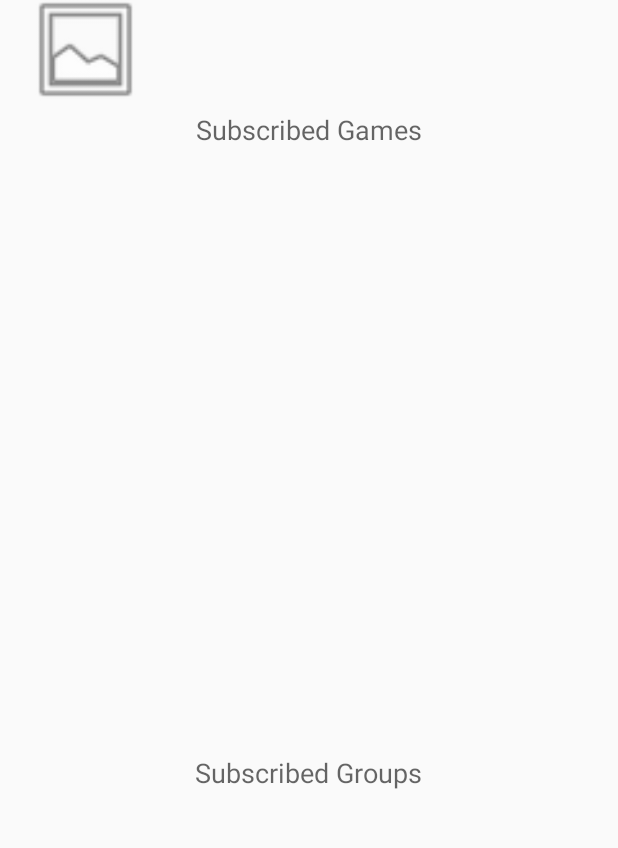
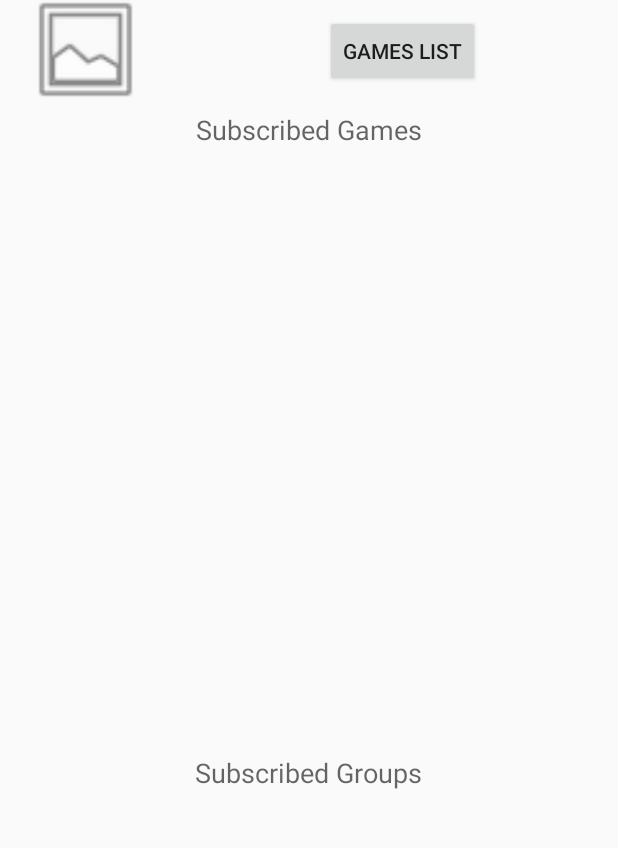
Before and after one commit to ertait/gamerhub, an Android app: the UserAreaActivity screen opened directly, with no data from a screen before it, on a phone screen of 412 x 824 dp, the part 157-1005 px from its top. Run offline under Robolectric (Android 15) with nearby library versions, the phone set to English and light mode, and no system bars; network calls fail; pictures from the network do not load.

Commit message:
adds in game list functionality

```diff
--- a/Bazaar/app/src/main/java/edu/uvm/bazaar/EmptyGameProfile.java
+++ b/Bazaar/app/src/main/java/edu/uvm/bazaar/EmptyGameProfile.java
@@ -4,6 +4,8 @@ import android.support.v7.app.AppCompatActivity;
 import android.os.Bundle;
 import android.view.ViewGroup;
 import android.widget.TextView;
+
+import edu.uvm.loginregister.R;
 
 public class EmptyGameProfile extends AppCompatActivity {
 
--- a/Bazaar/app/src/main/java/edu/uvm/bazaar/Games.java
+++ b/Bazaar/app/src/main/java/edu/uvm/bazaar/Games.java
@@ -12,6 +12,8 @@ import android.widget.GridView;
 import android.widget.ImageView;
 import android.widget.Toast;
 
+import edu.uvm.loginregister.R;
+
 public class Games extends AppCompatActivity {
 
     @Override
@@ -19,7 +21,7 @@ public class Games extends AppCompatActivity {
         super.onCreate(savedInstanceState);
         setContentView(R.layout.activity_games);
 
-        GridView gridview = (GridView) findViewById(R.id.gridview);
+        GridView gridview = (GridView) findViewById(R.id.gameview);
         gridview.setAdapter(new ImageAdapter(this));
 
         gridview.setOnItemClickListener(new AdapterView.OnItemClickListener() {
--- a/Bazaar/app/src/main/java/edu/uvm/bazaar/ImageAdapter.java
+++ b/Bazaar/app/src/main/java/edu/uvm/bazaar/ImageAdapter.java
@@ -8,6 +8,8 @@ import android.view.ViewGroup;
 import android.widget.BaseAdapter;
 import android.widget.GridView;
 import android.widget.ImageView;
+
+import edu.uvm.loginregister.R;
 
 public class ImageAdapter extends BaseAdapter {
     private Context mContext;
--- a/Bazaar/app/src/main/java/edu/uvm/loginregister/LoginActivity.java
+++ b/Bazaar/app/src/main/java/edu/uvm/bazaar/LoginActivity.java
@@ -1,4 +1,4 @@
-package edu.uvm.loginregister;
+package edu.uvm.bazaar;
 
 import android.support.v7.app.AlertDialog;
 import android.support.v7.app.AppCompatActivity;
@@ -19,6 +19,8 @@ import com.android.volley.toolbox.Volley;
 import org.json.JSONArray;
 import org.json.JSONException;
 import org.json.JSONObject;
+
+import edu.uvm.loginregister.R;
 
 public class LoginActivity extends AppCompatActivity {
 
--- a/Bazaar/app/src/main/java/edu/uvm/loginregister/LoginRequest.java
+++ b/Bazaar/app/src/main/java/edu/uvm/bazaar/LoginRequest.java
@@ -1,4 +1,4 @@
-package edu.uvm.loginregister;
+package edu.uvm.bazaar;
 
 /**
  * Created by Emma on 11/27/2016.
--- a/Bazaar/app/src/main/java/edu/uvm/loginregister/UserAreaActivity.java
+++ b/Bazaar/app/src/main/java/edu/uvm/bazaar/UserAreaActivity.java
@@ -1,31 +1,22 @@
-package edu.uvm.loginregister;
+package edu.uvm.bazaar;
 
 import android.Manifest;
 import android.content.pm.PackageManager;
-import android.graphics.Bitmap;
 import android.net.Uri;
-import android.provider.MediaStore;
 import android.support.v4.app.ActivityCompat;
 import android.support.v4.content.ContextCompat;
-import android.support.v7.app.ActionBar;
-import android.support.v7.app.ActionBarActivity;
 import android.support.v7.app.AppCompatActivity;
 import android.os.Bundle;
-import android.support.v7.widget.LinearLayoutCompat;
 import android.view.View;
+import android.widget.Button;
 import android.widget.EditText;
 import android.widget.GridLayout;
 import android.widget.ImageView;
 import android.widget.LinearLayout;
 import android.widget.TextView;
 import android.content.Intent;
-import android.graphics.BitmapFactory;
-import org.w3c.dom.Text;
-import android.database.Cursor;
 
-import java.io.FileNotFoundException;
-import java.io.IOException;
-import java.io.InputStream;
+import edu.uvm.loginregister.R;
 
 public class UserAreaActivity extends AppCompatActivity implements View.OnClickListener {
     private static final int RESULT_LOAD_IMAGE = 1;
@@ -43,8 +34,15 @@ public class UserAreaActivity extends AppCompatActivity implements View.OnClickL
         final TextView subgames = (TextView) findViewById(R.id.subGames);
         final GridLayout subgameslist = (GridLayout) findViewById(R.id.subGamesList);
         final LinearLayout subgroupslist = (LinearLayout) findViewById(R.id.subgroupslist);
+        final Button gamelist = (Button) findViewById(R.id.btGames);
         IprofilePic = (ImageView) findViewById(R.id.profilepic);
-
+        gamelist.setOnClickListener(new View.OnClickListener() {
+            @Override
+            public void onClick(View view) {
+                Intent registerIntent = new Intent(UserAreaActivity.this, Games.class);
+                UserAreaActivity.this.startActivity(registerIntent);
+            }
+        });
         IprofilePic.setOnClickListener(this);
     }
 
--- a/Bazaar/app/src/main/res/layout/activity_games.xml
+++ b/Bazaar/app/src/main/res/layout/activity_games.xml
@@ -1,14 +1,14 @@
 <?xml version="1.0" encoding="utf-8"?>
 <GridView xmlns:android="http://schemas.android.com/apk/res/android"
     xmlns:tools="http://schemas.android.com/tools"
-    android:id="@+id/gridview"
-
+    android:id="@+id/gameview"
     android:layout_width="match_parent"
     android:layout_height="match_parent"
     android:paddingBottom="@dimen/activity_vertical_margin"
     android:paddingLeft="@dimen/activity_horizontal_margin"
     android:paddingRight="@dimen/activity_horizontal_margin"
     android:paddingTop="@dimen/activity_vertical_margin"
-    tools:context="edu.uvm.bazaar.Games">
+    tools:context="edu.uvm.bazaar.Games"
+    android:layout_alignParentBottom="false">
 
 </GridView>
--- a/Bazaar/app/src/main/res/layout/activity_login.xml
+++ b/Bazaar/app/src/main/res/layout/activity_login.xml
@@ -8,7 +8,7 @@
     android:paddingLeft="@dimen/activity_horizontal_margin"
     android:paddingRight="@dimen/activity_horizontal_margin"
     android:paddingTop="@dimen/activity_vertical_margin"
-    tools:context="edu.uvm.loginregister.LoginActivity">
+    tools:context="edu.uvm.loginregister.edu.uvm.bazaar.LoginActivity">
 
     <EditText
         android:layout_width="wrap_content"
--- a/Bazaar/app/src/main/res/layout/activity_register.xml
+++ b/Bazaar/app/src/main/res/layout/activity_register.xml
@@ -8,7 +8,7 @@
     android:paddingLeft="@dimen/activity_horizontal_margin"
     android:paddingRight="@dimen/activity_horizontal_margin"
     android:paddingTop="@dimen/activity_vertical_margin"
-    tools:context="edu.uvm.loginregister.RegisterActivity">
+    tools:context="edu.uvm.loginregister.edu.uvm.bazaar.RegisterActivity">
 
     <EditText
         android:layout_width="wrap_content"
--- a/Bazaar/app/src/main/res/layout/activity_user_area.xml
+++ b/Bazaar/app/src/main/res/layout/activity_user_area.xml
@@ -9,7 +9,7 @@
     android:paddingLeft="@dimen/activity_horizontal_margin"
     android:paddingRight="@dimen/activity_horizontal_margin"
     android:paddingTop="@dimen/activity_vertical_margin"
-    tools:context="edu.uvm.loginregister.UserAreaActivity">
+    tools:context="edu.uvm.loginregister.edu.uvm.bazaar.UserAreaActivity">
 
     <TextView
         android:text="Welcome to Bazaar!"
@@ -83,4 +83,16 @@
         android:layout_alignRight="@+id/subGames"
         android:layout_alignEnd="@+id/subGames" />
 
+    <Button
+        android:text="Games List"
+        android:layout_width="wrap_content"
+        android:layout_height="wrap_content"
+        android:id="@+id/btGames"
+        android:layout_marginLeft="36dp"
+        android:layout_marginStart="36dp"
+        android:layout_below="@+id/tvWelcomeMsg"
+        android:layout_alignLeft="@+id/tvWelcomeMsg"
+        android:layout_alignStart="@+id/tvWelcomeMsg"
+        android:layout_marginTop="10dp" />
+
 </RelativeLayout>
```
Also changed, not shown: Bazaar/app/src/main/AndroidManifest.xml (+7 -7 lines), Bazaar/app/src/main/java/edu/uvm/bazaar/RegisterActivity.java (renamed from Bazaar/app/src/main/java/edu/uvm/loginregister/RegisterActivity.java, +2 -17 lines), Bazaar/app/src/main/java/edu/uvm/bazaar/RegisterRequest.java (renamed from Bazaar/app/src/main/java/edu/uvm/loginregister/RegisterRequest.java, +1 -9 lines).
